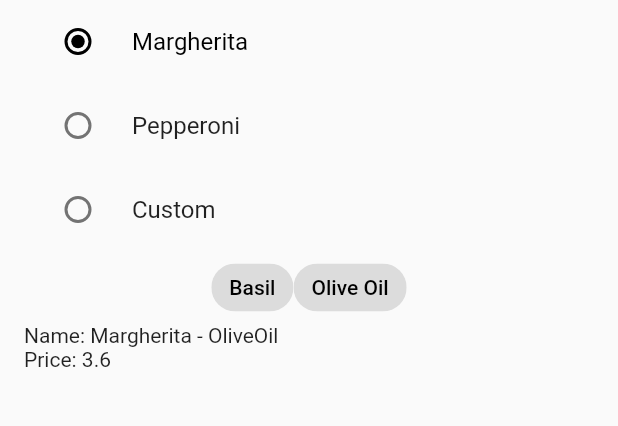
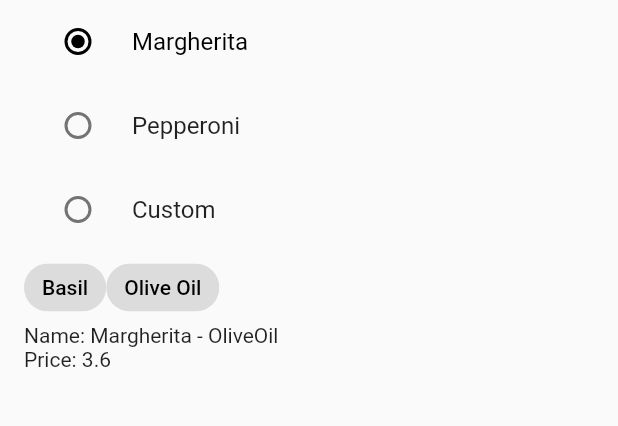
Before and after one commit to minhduc3404/pizza-app_design-pattern-decorator, a Flutter app: the screen it shows after launch, on a phone screen of 412 x 824 dp, the part 83-509 px from its top. Run offline on Flutter 3.47's test engine with Material 2 defaults, Android fonts, the phone set to English and light mode, and no system bars.

```diff
--- a/pizzaapp/lib/menu/custom_selection.dart
+++ b/pizzaapp/lib/menu/custom_selection.dart
@@ -4,7 +4,7 @@ import 'package:pizzaapp/menu/pizza_topping_data.dart';
 
 class CustomSelection extends StatelessWidget {
   final Map<int, PizzaToppingData> toppingPizza;
-  Function onSelected;
+  final Function onSelected;
 
   CustomSelection({this.toppingPizza, this.onSelected});
 
@@ -12,6 +12,8 @@ class CustomSelection extends StatelessWidget {
   Widget build(BuildContext context) {
     // TODO: implement build
     return Wrap(
+      crossAxisAlignment: WrapCrossAlignment.start,
+      alignment: WrapAlignment.start,
       children: List<Widget>.generate(toppingPizza.length, (int index) {
         return chipForRow(toppingPizza[index + 1].label, index + 1);
       }),
@@ -19,6 +21,7 @@ class CustomSelection extends StatelessWidget {
   }
 
   Widget chipForRow(String label, int index) => ChoiceChip(
+    padding: EdgeInsets.all(4),
         label: Text(
           label,
           style: TextStyle(
--- a/pizzaapp/lib/menu/pizza_menu_widget.dart
+++ b/pizzaapp/lib/menu/pizza_menu_widget.dart
@@ -65,6 +65,7 @@ class _PizzaMenuState extends State<PizzaMenuPage> {
         child: Column(
           children: <Widget>[
             Row(
+              mainAxisAlignment: MainAxisAlignment.start,
               children: <Widget>[
                 Text(
                   'Select your pizza:',
@@ -74,9 +75,14 @@ class _PizzaMenuState extends State<PizzaMenuPage> {
             ),
             //pizza selection
             PizzaSelection(selectedIndex: _selectedIndex, onChanged: onSelectChanged),
-            CustomSelection(toppingPizza: _pizzaToppingsDataMap, onSelected: (index, isSelect)=>{
-              onCustomChoiceChange(index, isSelect)
-            },),
+            Row(
+              mainAxisAlignment: MainAxisAlignment.start,
+              children: <Widget>[
+                CustomSelection(toppingPizza: _pizzaToppingsDataMap, onSelected: (index, isSelect)=>{
+                  onCustomChoiceChange(index, isSelect)
+                },)
+              ],
+            ),
             PizzaInformation(_pizza)
           ],
         ),
```
